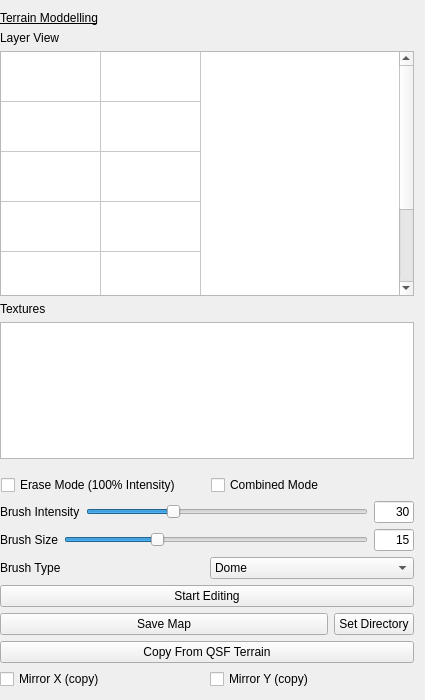
Qt form asset_collector_tool/qsf_editor/tools/TerrainTexturingToolbox.ui (KillerConsti/EditorTools) before a commit.
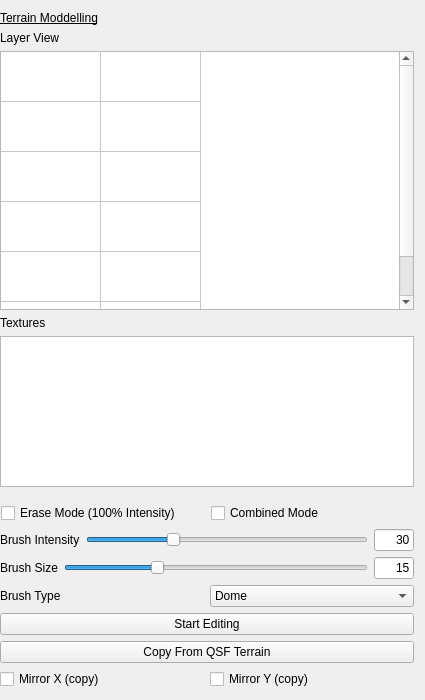
The same form after that commit.

Commit message: added nullptr protction for terrain edit modes

```diff
--- a/asset_collector_tool/qsf_editor/tools/TerrainTexturingToolbox.ui
+++ b/asset_collector_tool/qsf_editor/tools/TerrainTexturingToolbox.ui
@@ -316,28 +316,7 @@
     </widget>
    </item>
    <item>
-    <layout class="QHBoxLayout" name="horizontalLayout_4">
-     <item>
-      <widget class="QPushButton" name="pushButton">
-       <property name="text">
-        <string>Save Map</string>
-       </property>
-      </widget>
-     </item>
-     <item>
-      <widget class="QPushButton" name="pushButton_2">
-       <property name="maximumSize">
-        <size>
-         <width>80</width>
-         <height>16777215</height>
-        </size>
-       </property>
-       <property name="text">
-        <string>Set Directory</string>
-       </property>
-      </widget>
-     </item>
-    </layout>
+    <layout class="QHBoxLayout" name="horizontalLayout_4"/>
    </item>
    <item>
     <layout class="QVBoxLayout" name="verticalLayout_2">
```
The commit also changes 25 other files.
